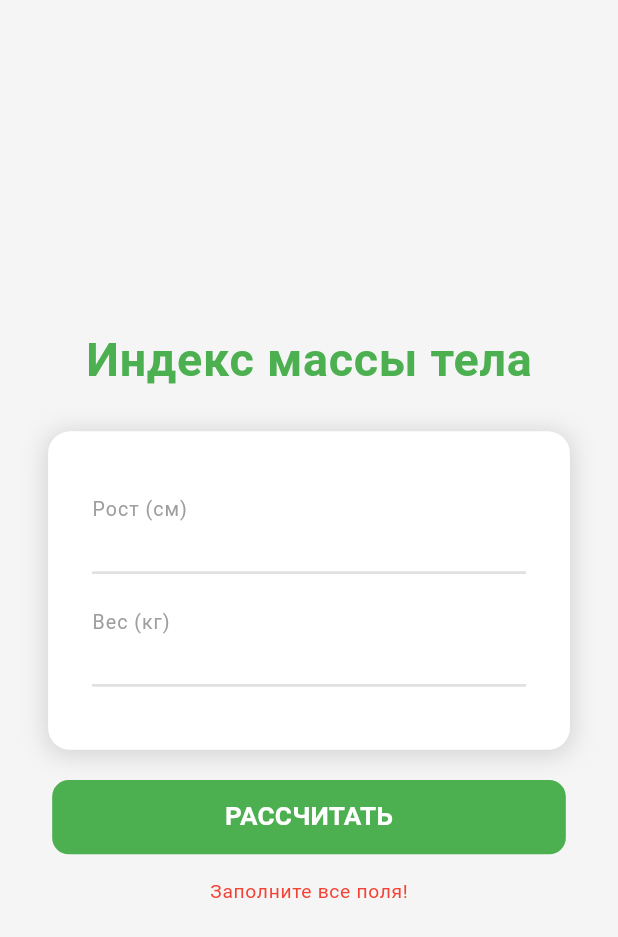
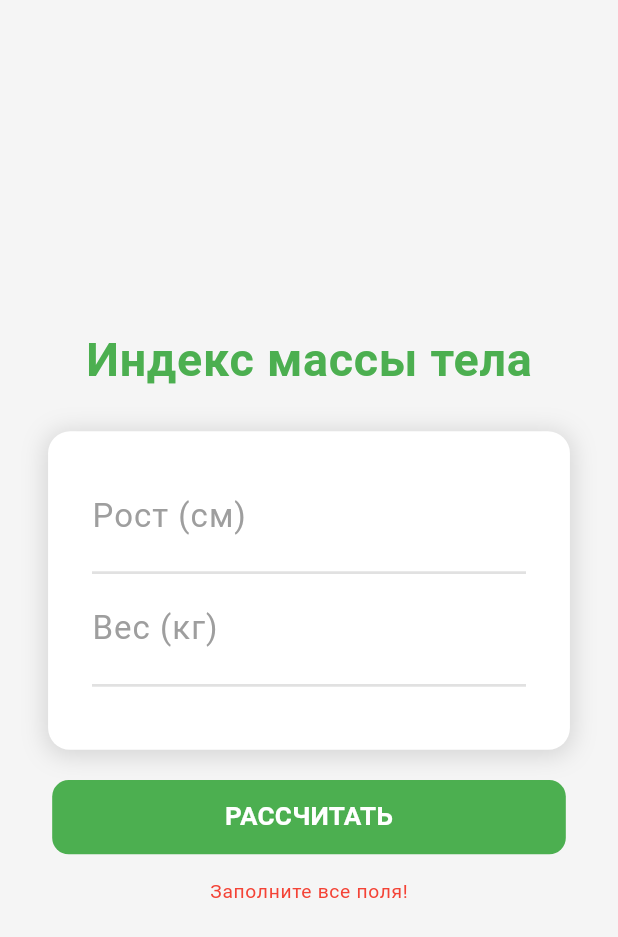
Before and after one commit to ZhdanovaAnna/flutter-apps, a Flutter app: the screen it shows once a user with an empty profile is signed in, on a phone screen of 412 x 824 dp. Shown: the top 937 px of the screen. Run offline on Flutter 3.47's test engine with Material 3 defaults, Android fonts, the phone set to English and light mode, and no system bars; our stand-ins replace supabase_flutter; accounts and stored records are empty.

Commit message:
Fix iPhone Safari keyboard layout

```diff
--- a/lib/widgets/design_text_field.dart
+++ b/lib/widgets/design_text_field.dart
@@ -27,33 +27,45 @@ class DesignTextField extends StatelessWidget {
       obscureText: obscureText,
       keyboardType: keyboardType,
       validator: validator,
-      style: const TextStyle(fontSize: 10.5, color: AppColors.text, height: 1),
+
+      style: const TextStyle(fontSize: 16, color: AppColors.text, height: 1),
+
       cursorColor: AppColors.green,
+
       decoration: InputDecoration(
         labelText: label,
         hintText: hint,
+
         floatingLabelBehavior: FloatingLabelBehavior.always,
+
         labelStyle: const TextStyle(
           color: AppColors.muted,
-          fontSize: 9.5,
+          fontSize: 16,
           fontWeight: FontWeight.w400,
         ),
+
         hintStyle: const TextStyle(
           color: AppColors.muted,
-          fontSize: 10.5,
+          fontSize: 16,
           fontWeight: FontWeight.w400,
         ),
+
         isDense: true,
+
         contentPadding: const EdgeInsets.only(bottom: 6, top: 12),
+
         border: const UnderlineInputBorder(
           borderSide: BorderSide(color: AppColors.border),
         ),
+
         enabledBorder: const UnderlineInputBorder(
           borderSide: BorderSide(color: AppColors.border),
         ),
+
         focusedBorder: const UnderlineInputBorder(
           borderSide: BorderSide(color: AppColors.green),
         ),
+
         errorStyle: const TextStyle(height: 0, fontSize: 0),
       ),
     );
--- a/lib/widgets/screen_shell.dart
+++ b/lib/widgets/screen_shell.dart
@@ -12,40 +12,32 @@ class DesignScreen extends StatelessWidget {
     return Scaffold(
       backgroundColor: AppColors.background,
 
-      // Не уменьшаем весь интерфейс при появлении клавиатуры.
       resizeToAvoidBottomInset: false,
 
       body: SafeArea(
         child: LayoutBuilder(
           builder: (context, constraints) {
-            // Масштабируем дизайн ТОЛЬКО по ширине.
-            //
-            // Раньше здесь учитывалась ещё и высота:
-            //
-            // constraints.maxHeight / AppMetrics.designHeight
-            //
-            // Из-за этого при открытии клавиатуры весь экран
-            // резко уменьшался.
-            final scale = (constraints.maxWidth / AppMetrics.designWidth)
-                .clamp(1.0, 2.0)
-                .toDouble();
+            final widthScale = constraints.maxWidth / AppMetrics.designWidth;
 
-            final width = AppMetrics.designWidth * scale;
-            final height = AppMetrics.designHeight * scale;
+            final scale = widthScale.clamp(0.8, 2.0).toDouble();
+
+            final contentWidth = AppMetrics.designWidth * scale;
+            final contentHeight = AppMetrics.designHeight * scale;
 
             return SingleChildScrollView(
               physics: const ClampingScrollPhysics(),
               child: SizedBox(
                 width: constraints.maxWidth,
-                height: height > constraints.maxHeight
-                    ? height
+                height: constraints.maxHeight < contentHeight
+                    ? contentHeight
                     : constraints.maxHeight,
                 child: Center(
                   child: SizedBox(
-                    width: width,
-                    height: height,
+                    width: contentWidth,
+                    height: contentHeight,
                     child: FittedBox(
                       fit: BoxFit.fill,
+                      alignment: Alignment.center,
                       child: SizedBox(
                         width: AppMetrics.designWidth,
                         height: AppMetrics.designHeight,
```
